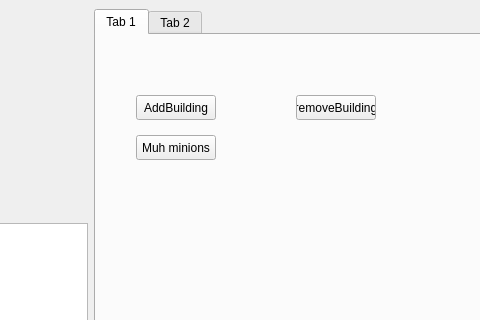
Before: the Qt Designer form Game/mapwindow.ui in Kujanenj/ohjelmointi3, drawn with Qt 5; both pictures show x 439 to 919 and y 0 to 320 of the 1019 by 660 pixel window.
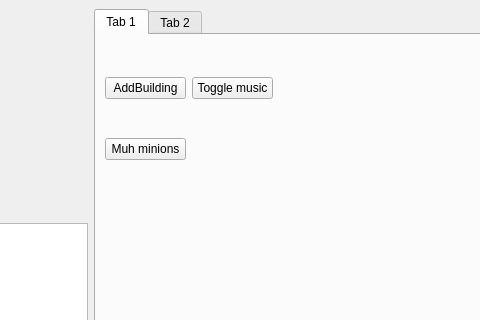
After: the same form once the commit is applied.

Commit message: Added a background music to the game and a button to toggle mute, started to work on building dialog, but its still unfinished.

Patch:
```diff
--- a/Game/mapwindow.ui
+++ b/Game/mapwindow.ui
@@ -41,44 +41,38 @@
        <attribute name="title">
         <string>Tab 1</string>
        </attribute>
-       <widget class="QPushButton" name="addButton">
+       <widget class="QWidget" name="gridLayoutWidget">
         <property name="geometry">
          <rect>
-          <x>40</x>
-          <y>60</y>
-          <width>80</width>
-          <height>25</height>
+          <x>9</x>
+          <y>9</y>
+          <width>168</width>
+          <height>151</height>
          </rect>
         </property>
-        <property name="text">
-         <string>AddBuilding</string>
-        </property>
-       </widget>
-       <widget class="QPushButton" name="removeButton">
-        <property name="geometry">
-         <rect>
-          <x>200</x>
-          <y>60</y>
-          <width>80</width>
-          <height>25</height>
-         </rect>
-        </property>
-        <property name="text">
-         <string>removeBuilding</string>
-        </property>
-       </widget>
-       <widget class="QPushButton" name="minionbutton">
-        <property name="geometry">
-         <rect>
-          <x>40</x>
-          <y>100</y>
-          <width>80</width>
-          <height>25</height>
-         </rect>
-        </property>
-        <property name="text">
-         <string>Muh minions</string>
-        </property>
+        <layout class="QGridLayout" name="gridLayout_2">
+         <item row="1" column="0">
+          <widget class="QPushButton" name="minionbutton">
+           <property name="text">
+            <string>Muh minions</string>
+           </property>
+          </widget>
+         </item>
+         <item row="0" column="0">
+          <widget class="QPushButton" name="addButton">
+           <property name="text">
+            <string>AddBuilding</string>
+           </property>
+          </widget>
+         </item>
+         <item row="0" column="1">
+          <widget class="QPushButton" name="MusicButton">
+           <property name="text">
+            <string>Toggle music</string>
+           </property>
+          </widget>
+         </item>
+        </layout>
        </widget>
       </widget>
       <widget class="QWidget" name="tab_2">
```
Left out of the diff: 22 changed lines with no effect on the pictures. The commit also changes 18 other files.
